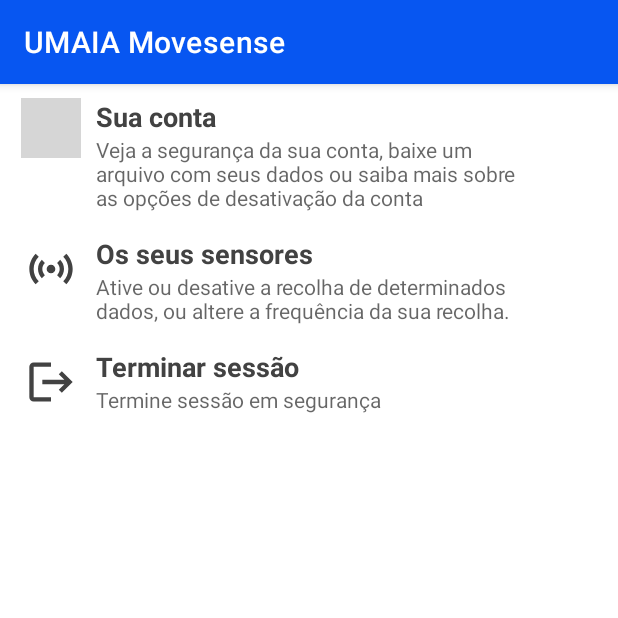
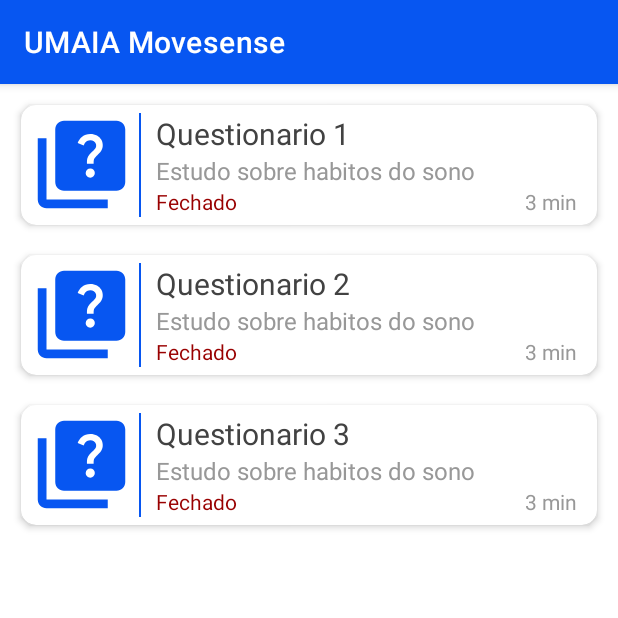
Before and after one commit to diogopereira00/UMAIA_Movesense, an Android app: the fragment Surveys shown on its own in the app's theme, on a phone screen of 412 x 824 dp, the top half of it. Run offline under Robolectric (Android 15) with nearby library versions, the phone set to English and light mode, and no system bars; our stand-ins replace Timber; pictures from the network do not load; grey boxes are pictures that could not be loaded.

Commit message:
Adicionado surveys adapter

```diff
--- /dev/null
+++ b/android/movesense-app/app/src/main/java/com/umaia/movesense/adapters/SurveysAdapter.kt
@@ -0,0 +1,200 @@
+package com.umaia.movesense.adapters
+
+import android.app.Activity
+import android.content.ContentValues
+import android.content.Context
+import android.content.Intent
+import android.graphics.Color
+import android.graphics.Color.rgb
+import android.view.LayoutInflater
+import android.view.View
+import android.view.ViewGroup
+import androidx.fragment.app.FragmentActivity
+import androidx.recyclerview.widget.RecyclerView
+import com.umaia.movesense.ApiViewModel
+import com.umaia.movesense.DialogLogout
+import com.umaia.movesense.GlobalClass
+import com.umaia.movesense.SensorSettingsActivity
+import com.umaia.movesense.data.suveys.organization.Organization
+import com.umaia.movesense.databinding.ItemSurveyListBinding
+import com.umaia.movesense.model.SurveysClass
+import com.umaia.movesense.util.Constants
+import java.text.DateFormat
+import java.text.SimpleDateFormat
+import java.time.Duration
+import java.time.LocalDateTime
+import java.util.*
+import kotlin.collections.ArrayList
+import kotlin.math.min
+
+
+class SurveysAdapter : RecyclerView.Adapter<SurveysAdapter.HolderDefinicoes> {
+
+    // context, get using construtor
+    private var context: Context
+    private var gv = GlobalClass()
+    private var surveysList: ArrayList<SurveysClass>
+    private var authViewModel: ApiViewModel
+    private var activity: Activity
+
+    //viewbinding RowReviewsBinding.xml
+    private lateinit var binding: ItemSurveyListBinding
+
+    // construtor
+    constructor(
+        context: Context,
+        surveyList: ArrayList<SurveysClass>,
+        authViewModel: ApiViewModel,
+        activity: Activity
+    ) {
+        this.context = context
+        this.surveysList = surveyList
+        this.authViewModel = authViewModel
+        this.activity = activity
+    }
+
+    override fun onCreateViewHolder(parent: ViewGroup, viewType: Int): HolderDefinicoes {
+        binding = ItemSurveyListBinding.inflate(LayoutInflater.from(context), parent, false)
+        gv = parent.context.applicationContext as GlobalClass
+
+
+
+        return HolderDefinicoes(binding.root)
+    }
+
+    override fun onBindViewHolder(holder: HolderDefinicoes, position: Int) {
+        val currentItem = surveysList[position]
+
+        currentItem.surveyName?.let {
+            holder.surveyName.text = it
+        }
+        currentItem.studyName?.let {
+            holder.studyName.text = it
+        }
+        //TODO() se o current date > endTime, closed.
+        // se o currentDate >= StartTime e <endTime running
+        // se o current date < StartTime Abre a ...
+
+        val sdf = SimpleDateFormat("yyyy-MM-dd' 'HH:mm:ss")
+        val startTime = sdf.parse(currentItem.startTime!!)
+        val endTime = sdf.parse(currentItem.endTime!!)
+
+        val currentTime = sdf.parse(sdf.format(Date()))
+
+        if (currentTime.after(startTime) && currentTime.before(endTime)) {
+            //Se o current time estiver entre o start time e o endTime
+            holder.runningStatus.text = "Aberto"
+            holder.runningStatus.setTextColor(
+                rgb(0, 153, 0)
+            )
+        } else if (currentTime.before(startTime)) {
+
+            holder.runningStatus.setTextColor(
+                rgb(255, 170, 0)
+            )
+
+            val currentTimeCalendar = Calendar.getInstance() // pega o tempo atual
+            val startTimeCalendar =
+                Calendar.getInstance() // cria um novo calendário para o tempo de início
+            startTimeCalendar.set(
+                startTime.year,
+                startTime.month,
+                startTime.date,
+                startTime.hours,
+                startTime.minutes
+            ) // define o tempo de início
+            currentTimeCalendar.set(
+                currentTime.year,
+                currentTime.month,
+                currentTime.date,
+                currentTime.hours,
+                currentTime.minutes
+            ) // define o tempo de início
+
+            // calcula a diferença em milissegundos
+            val durationInMillis = startTimeCalendar.timeInMillis - currentTimeCalendar.timeInMillis
+            // calcula o tempo restante
+            val days = durationInMillis / (24 * 60 * 60 * 1000)
+            val hours = durationInMillis / (60 * 60 * 1000) % 24
+            val minutes = durationInMillis / (60 * 1000) % 60
+            var minutesToString = minutes.toString()
+
+            if(minutes.toString().length<2)
+            {
+                minutesToString = "0$minutes"
+            }
+
+            // verifica o tamanho da diferença e apresenta o resultado no formato adequado
+            if (days > 1) {
+                holder.runningStatus.text = "Abre daqui a $days dias"
+
+            } else if (days == 1L) {
+                holder.runningStatus.text = "Abre daqui a $hours dia"
+            } else if (hours >= 1) {
+                if (minutes > 1) {
+                    holder.runningStatus.text = "Abre daqui a ${hours}h${minutesToString}m"
+                } else {
+                    holder.runningStatus.text = "Abre daqui a ${hours}h"
+                }
+            } else {
+                holder.runningStatus.text = "Abre daqui a  $minutesToString minutos."
+            }
+        } else {
+            holder.cardView.isClickable = false
+            holder.cardView.isFocusable = false
+            holder.runningStatus.text = "Fechado"
+            holder.runningStatus.setTextColor(rgb(153, 0, 0))
+        }
+
+
+        currentItem.expectedTime?.let {
+            holder.expectedTime.text = "$it min "
+        }
+
+
+//        if (currentItem.imagemSetting != null) {
+//            Glide.with(holder.itemView.context).load(currentItem.imagemSetting)
+//                .into(holder.imagemProduto)
+//        } else {
+//            Glide.with(holder.itemView.context).load(R.drawable.ic_camera)
+//                .into(holder.imagemProduto)
+
+
+//        }
+//        holder.descricao.text = currentItem.descricao
+//        holder.nomeSettings.text = currentItem.nomeSetting
+
+        binding.cardView.setOnClickListener {
+            if (currentItem.id == Constants.SETTINGS_SENSORS) {
+
+                (context as Activity).startActivity(
+                    Intent(
+                        context,
+                        SensorSettingsActivity::class.java
+                    )
+                )
+                // TODO: Quando clicar no sensores abrir activity com a lista de sensores.
+
+            } else if (currentItem.id == Constants.SETTINGS_LOGOUT) {
+                // TODO: DIALOG tem a certeza?
+                var dialog = DialogLogout(authViewModel, activity)
+                dialog.show((context as FragmentActivity).supportFragmentManager, ContentValues.TAG)
+
+            }
+        }
+    }
+
+    override fun getItemCount(): Int {
+        return surveysList.size
+    }
+
+
+    inner class HolderDefinicoes(itemView: View) : RecyclerView.ViewHolder(itemView) {
+        val cardView = binding.cardView
+        val surveyName = binding.surveyName
+        val studyName = binding.studyName
+        val runningStatus = binding.running
+        val expectedTime = binding.expectedTime
+        val organizationLogo = binding.ivImagem
+    }
+}
--- a/android/movesense-app/app/src/main/java/com/umaia/movesense/fragments/Surveys.kt
+++ b/android/movesense-app/app/src/main/java/com/umaia/movesense/fragments/Surveys.kt
@@ -12,15 +12,18 @@
 import com.umaia.movesense.GlobalClass
 import com.umaia.movesense.R
 import com.umaia.movesense.adapters.SettingsAdapter
+import com.umaia.movesense.adapters.SurveysAdapter
 import com.umaia.movesense.data.network.ServerApi
 import com.umaia.movesense.data.network.RemoteDataSource
 import com.umaia.movesense.data.repository.ApiRepository
 import com.umaia.movesense.data.responses.UserPreferences
-import com.umaia.movesense.databinding.FragmentSettingsBinding
 import com.umaia.movesense.databinding.FragmentSurveysBinding
 import com.umaia.movesense.model.SettingsClass
+import com.umaia.movesense.model.SurveysClass
 import com.umaia.movesense.util.Constants
 import com.umaia.movesense.util.ViewModelFactory
+import java.time.LocalDateTime
+import java.time.format.DateTimeFormatter
 
 
 class Surveys : Fragment() {
@@ -28,9 +31,9 @@
     private lateinit var binding: FragmentSurveysBinding
     lateinit var gv: GlobalClass
 
-    private  var settingsList: ArrayList<SettingsClass> = ArrayList()
-    private lateinit var definicoesAdapter: SettingsAdapter
-    private lateinit var definicoesRecyclerView: RecyclerView
+    private  var surveyList: ArrayList<SurveysClass> = ArrayList()
+    private lateinit var surveyAdapter: SurveysAdapter
+    private lateinit var surveyRecyclerView: RecyclerView
     private lateinit var viewModel: ApiViewModel
     private val remoteDataSource = RemoteDataSource()
     private lateinit var userPreferences: UserPreferences
@@ -40,6 +43,10 @@
 
     }
 
+    override fun onResume() {
+        super.onResume()
+        surveyAdapter.notifyDataSetChanged()
+    }
 
     override fun onCreateView(
         inflater: LayoutInflater,
@@ -66,26 +73,20 @@
 //        initSwitchListener();
 
         gerarLista()
-        definicoesAdapter = SettingsAdapter(requireContext(), settingsList, viewModel,requireActivity())
-        definicoesRecyclerView = binding.recyclerViewDefinicoes
-        definicoesRecyclerView.layoutManager = LinearLayoutManager(requireContext())
-        definicoesRecyclerView.adapter = definicoesAdapter
+        surveyAdapter = SurveysAdapter(requireContext(), surveyList, viewModel,requireActivity())
+        surveyRecyclerView = binding.recyclerViewDefinicoes
+        surveyRecyclerView.layoutManager = LinearLayoutManager(requireContext())
+        surveyRecyclerView.adapter = surveyAdapter
 
 
         return binding.root
     }
 
     private fun gerarLista() {
-        settingsList.clear()
-        settingsList.add(SettingsClass(id = "Conta", name = "Sua conta", description = "Veja a segurança da sua conta, baixe um arquivo com seus dados ou saiba mais sobre as opções de desativação da conta", icon = R.drawable.ic_baseline_account_circle_24))
-        settingsList.add(SettingsClass(id = Constants.SETTINGS_SENSORS, name = "Os seus sensores", description = "Ative ou desative a recolha de determinados dados, ou altere a frequência da sua recolha.", icon = R.drawable.ic_baseline_sensors_24))
-
-//        settingsList.add(SettingsClass(id = "Segurança",name = "Segurança e acesso à conta", description = "Gira a segurança da sua conta e monitorize o uso dela, inclusive os aplicativos conectados.", icon = R.drawable.ic_baseline_lock_24))
-//        settingsList.add(SettingsClass(id = "Privacidade",name = "Privacidade e segurança", description = "Consulte as informações que vê e partilha no RackIT", icon = R.drawable.ic_baseline_security_24))
-//        settingsList.add(SettingsClass(id = "Notificacoes",name = "Notificações", description = "Selecione os tipos de informações que recebe sobre atividades, interesses e recomendações", icon = R.drawable.ic_baseline_notifications_24))
-//        settingsList.add(SettingsClass(id = "Acessibilidade",name ="Acessibilidade, exibição e idiomas", description = "Selecione a forma como o conteudo é exibido", icon = R.drawable.ic_baseline_remove_red_eye_24))
-//        settingsList.add(SettingsClass(id = "Recursos adicionais",name = "Recursos adicionais", description = "Verifique informações uteis do RackIT", icon = R.drawable.ic_baseline_more_horiz_24))
-        settingsList.add(SettingsClass(id = Constants.SETTINGS_LOGOUT,name = "Terminar sessão", description = "Termine sessão em segurança", icon = R.drawable.ic_baseline_logout_24))
+        surveyList.clear()
+        surveyList.add(SurveysClass(studyName = "Estudo sobre habitos do sono", surveyName = "Questionario 1", startTime ="2022-12-15 09:00:00", endTime = "2022-12-15 09:05:00", expectedTime = 3))
+        surveyList.add(SurveysClass(studyName = "Estudo sobre habitos do sono", surveyName = "Questionario 2", startTime ="2022-12-15 11:00:00", endTime = "2022-12-15 11:40:00", expectedTime = 3))
+        surveyList.add(SurveysClass(studyName = "Estudo sobre habitos do sono", surveyName = "Questionario 3", startTime ="2022-12-15 18:00:00", endTime = "2022-12-15 18:05:00", expectedTime = 3))
 
 
 
--- a/android/movesense-app/app/src/main/java/com/umaia/movesense/model/SurveysClass.kt
+++ b/android/movesense-app/app/src/main/java/com/umaia/movesense/model/SurveysClass.kt
@@ -1,4 +1,12 @@
 package com.umaia.movesense.model
 
-class SurveysClass {
-}
+import java.time.LocalDateTime
+
+class SurveysClass
+    (var id : String ?=null,
+     var studyName : String ?=null,
+     var surveyName : String ?=null,
+     var startTime : String ?=null,
+     var endTime : String ? = null,
+     var expectedTime : Int ?= null
+)
--- a/android/movesense-app/app/src/main/res/layout/item_survey_list.xml
+++ b/android/movesense-app/app/src/main/res/layout/item_survey_list.xml
@@ -4,7 +4,6 @@
     android:layout_width="match_parent"
     android:layout_height="80dp"
     android:layout_margin="10dp"
-    android:clickable="true"
     android:foreground="?android:attr/selectableItemBackground"
     app:cardCornerRadius="@dimen/dp_10"
     app:cardElevation="3dp">
@@ -14,8 +13,11 @@
         android:id="@+id/cardView"
         android:layout_width="match_parent"
         android:layout_height="80dp"
+        android:clickable="true"
+
         android:layout_marginBottom="@dimen/dp_3"
-        android:foreground="?android:attr/selectableItemBackground">
+        android:foreground="?android:attr/selectableItemBackground"
+        android:focusable="true">
 
         <FrameLayout
             android:id="@+id/fl_image"
@@ -56,7 +58,7 @@
             android:layout_toRightOf="@id/fl_image">
 
             <TextView
-                android:id="@+id/nome"
+                android:id="@+id/surveyName"
                 android:layout_width="wrap_content"
                 android:layout_height="wrap_content"
                 android:text="Questionario 1"
@@ -64,20 +66,20 @@
                 android:textSize="20sp" />
 
             <TextView
-                android:id="@+id/estudo"
+                android:id="@+id/studyName"
                 android:layout_width="wrap_content"
                 android:layout_height="wrap_content"
-                android:layout_below="@id/nome"
+                android:layout_below="@id/surveyName"
                 android:text="Estudo sobre assas"
                 android:textColor="@color/Cinza"
                 android:textSize="16sp" />
 
 
             <TextView
-                android:id="@+id/tempoEstimado"
+                android:id="@+id/expectedTime"
                 android:layout_width="wrap_content"
                 android:layout_height="wrap_content"
-                android:layout_below="@id/estudo"
+                android:layout_below="@id/studyName"
                 android:layout_alignParentRight="true"
                 android:layout_marginRight="10dp"
                 android:text="5 min"
@@ -85,10 +87,10 @@
                 android:textSize="14sp" />
 
             <TextView
-                android:id="@+id/estado"
+                android:id="@+id/running"
                 android:layout_width="wrap_content"
                 android:layout_height="wrap_content"
-                android:layout_below="@id/estudo"
+                android:layout_below="@id/studyName"
                 android:text="Abre a 24/12/2022 09:00:00"
                 android:textColor="@color/Cinza"
                 android:textSize="14sp" />
```
